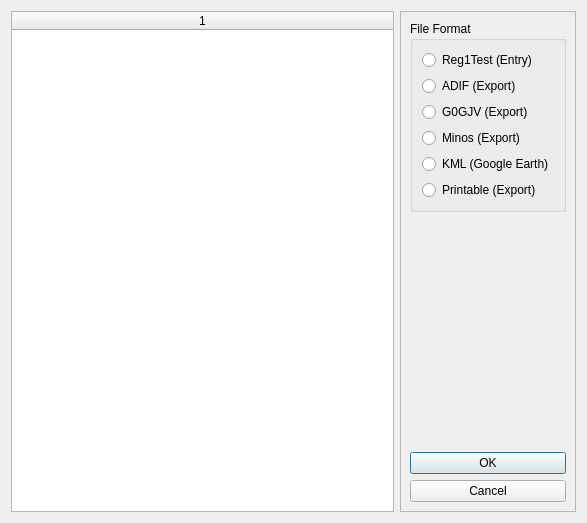
First picture: the form in mqt/MqtLogger/tentryoptionsform.ui, repository zsteva/backup-minos2, before the edit.
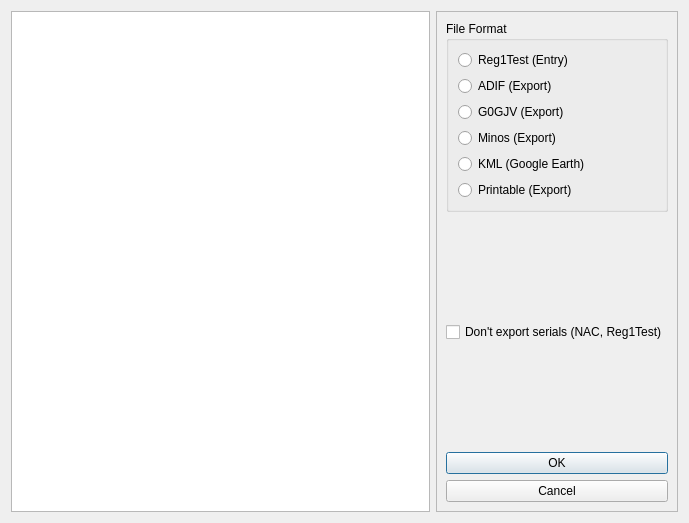
Second picture: the form after the edit.

Commit message: Allow hyphen as serial sent; add no serial option to EDI output

Diff of the .ui file:
```diff
--- a/mqt/MqtLogger/tentryoptionsform.ui
+++ b/mqt/MqtLogger/tentryoptionsform.ui
@@ -6,7 +6,7 @@
    <rect>
     <x>0</x>
     <y>0</y>
-    <width>587</width>
+    <width>689</width>
     <height>523</height>
    </rect>
   </property>
@@ -40,6 +40,9 @@
      <property name="columnCount">
       <number>1</number>
      </property>
+     <attribute name="horizontalHeaderVisible">
+      <bool>false</bool>
+     </attribute>
      <attribute name="horizontalHeaderStretchLastSection">
       <bool>true</bool>
      </attribute>
@@ -124,6 +127,26 @@
         </layout>
        </widget>
       </item>
+      <item>
+       <spacer name="verticalSpacer_2">
+        <property name="orientation">
+         <enum>Qt::Vertical</enum>
+        </property>
+        <property name="sizeHint" stdset="0">
+         <size>
+          <width>20</width>
+          <height>20</height>
+         </size>
+        </property>
+       </spacer>
+      </item>
+      <item>
+       <widget class="QCheckBox" name="NACSerials">
+        <property name="text">
+         <string>Don't export serials (NAC, Reg1Test)</string>
+        </property>
+       </widget>
+      </item>
       <item>
        <spacer name="verticalSpacer">
         <property name="orientation">
@@ -132,7 +155,7 @@
         <property name="sizeHint" stdset="0">
          <size>
           <width>20</width>
-          <height>237</height>
+          <height>20</height>
          </size>
         </property>
        </spacer>
```
The commit also changes 12 other files.
